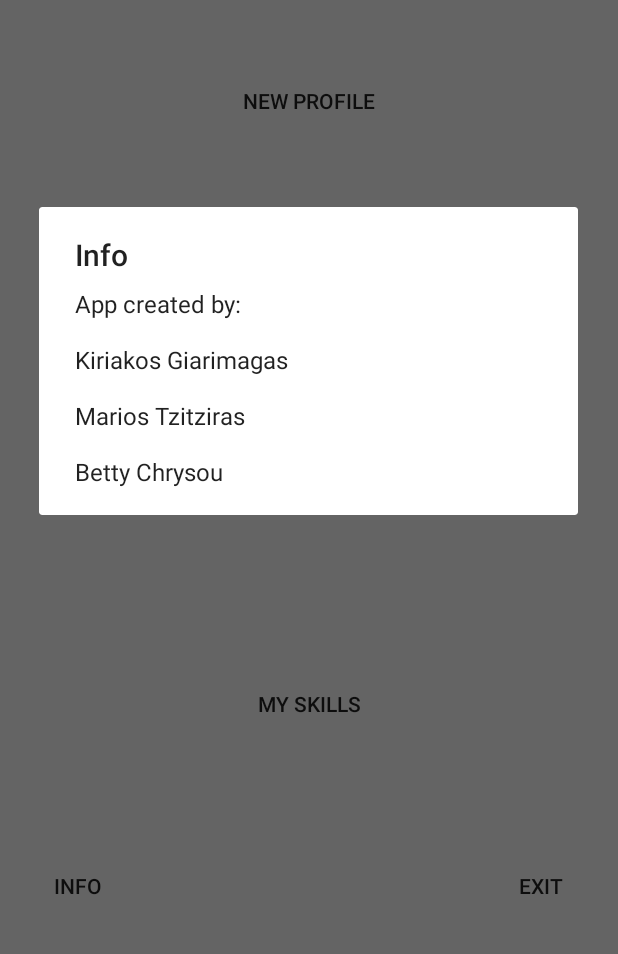
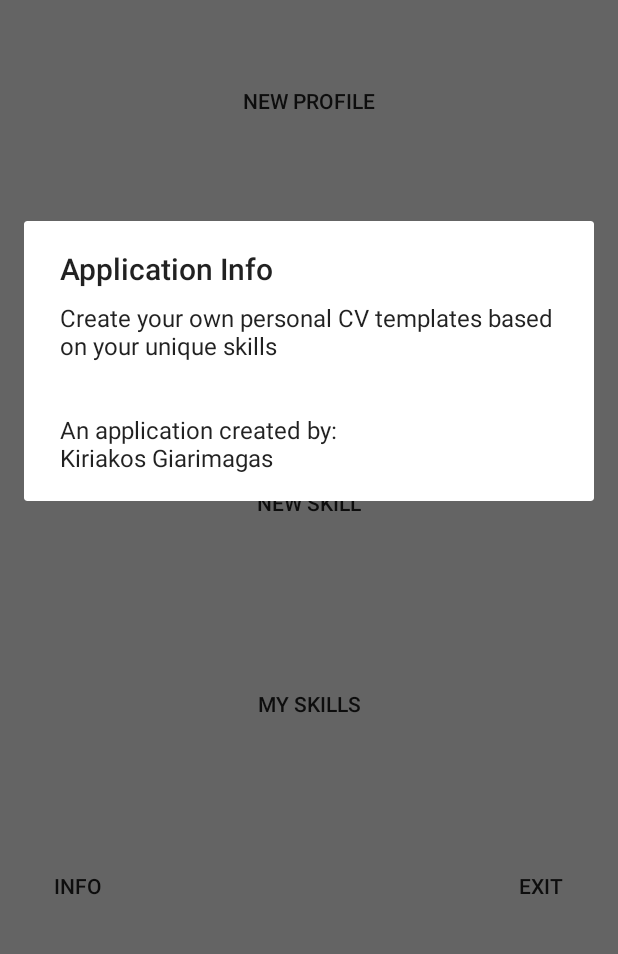
Before and after one commit to kgiarima/myCVtracker, an Android app: the screen it shows after launch (MainActivity), after a tap on "INFO", on a phone screen of 412 x 824 dp, the part 257-1211 px from its top. Run offline under Robolectric (Android 15) with nearby library versions, the phone set to English and light mode, and no system bars.

Commit message:
fix profile settings being reset after adding/loading skills

```diff
--- a/app/src/main/java/com/example/mycvtracker/CreateProfile.java
+++ b/app/src/main/java/com/example/mycvtracker/CreateProfile.java
@@ -63,6 +63,12 @@ public class CreateProfile extends AppCompatActivity {
         emailText = findViewById(R.id.email);
         phoneText = findViewById(R.id.phone);
         birthdayText = findViewById(R.id.birthday);
+
+        profileTitleText.setText(profileName);
+        fnameText.setText(fname);
+        emailText.setText(email);
+        phoneText.setText(phone);
+        birthdayText.setText(birthday);
 
         summaryLL = findViewById(R.id.summaryLL);
         coreCompetenciesLL = findViewById(R.id.coreCompetenciesLL);
--- a/app/src/main/java/com/example/mycvtracker/DBHandler.java
+++ b/app/src/main/java/com/example/mycvtracker/DBHandler.java
@@ -240,9 +240,9 @@ public class DBHandler extends SQLiteOpenHelper {
         return result;
     }
 
-    public boolean updateProfile(String oldProfile, String profile, String fname, String email,String phone,String birthday) {
+    public boolean updateProfile(String profile, String fname, String email,String phone,String birthday) {
         boolean result = false;
-        String query = "SELECT * FROM " + TABLE_PROFILES + " WHERE " + COLUMN_PROFILE + " = '" + oldProfile + "'";
+        String query = "SELECT * FROM " + TABLE_PROFILES + " WHERE " + COLUMN_PROFILE + " = '" + profile + "'";
         SQLiteDatabase db = this.getWritableDatabase();
         Cursor cursor = db.rawQuery(query, null);
         if (cursor.moveToFirst()) {
--- a/app/src/main/java/com/example/mycvtracker/MainActivity.java
+++ b/app/src/main/java/com/example/mycvtracker/MainActivity.java
@@ -15,41 +15,42 @@ public class MainActivity extends AppCompatActivity {
         setContentView(R.layout.activity_main);
     }
 
+    // create a new profile template
     public void createProfile(View view) {
         Intent intent = new Intent(MainActivity.this, CreateProfile.class);
         startActivity(intent);
     }
 
+    // load existing profile templates
     public void loadProfiles(View view) {
         Intent intent = new Intent(MainActivity.this, SelectProfile.class);
         startActivity(intent);
     }
 
+    // create a new skill
     public void createSkill(View view) {
         Intent intent = new Intent(MainActivity.this, CreateSkill.class);
         startActivity(intent);
     }
 
+    // load existing skills
     public void loadSkills(View view) {
         Intent intent = new Intent(MainActivity.this, SelectSkill.class);
         intent.putExtra("returnSkill", false);
         startActivity(intent);
     }
 
+    // show some info about the app
     public void showInfo(View view) {
-        String info = "App created by:\n\nKiriakos Giarimagas\n\nMarios Tzitziras\n\nBetty Chrysou";
-        showMessage("Info",info);
+        String message = "Create your own personal CV templates based on your unique skills \n\n\nAn application created by:\nKiriakos Giarimagas";
+        AlertDialog.Builder builder = new AlertDialog.Builder(this);
+        builder.setCancelable(true);
+        builder.setTitle("Application Info");
+        builder.setMessage(message);
+        builder.show();
     }
 
     public void exitApp(View view) {
         finish();
     }
-
-    public void showMessage(String title, String message){
-        AlertDialog.Builder builder = new AlertDialog.Builder(this);
-        builder.setCancelable(true);
-        builder.setTitle(title);
-        builder.setMessage(message);
-        builder.show();
-    }
 }
--- a/app/src/main/java/com/example/mycvtracker/SelectSkill.java
+++ b/app/src/main/java/com/example/mycvtracker/SelectSkill.java
@@ -2,7 +2,6 @@ package com.example.mycvtracker;
 
 import android.content.Intent;
 import android.database.Cursor;
-import android.graphics.Color;
 import android.os.Bundle;
 import android.view.LayoutInflater;
 import android.view.View;
@@ -98,9 +97,8 @@ public class SelectSkill extends AppCompatActivity {
                     sumView.findViewById(R.id.skillBtn).setOnClickListener(new View.OnClickListener() {
                         @Override
                         public void onClick(View v) {
-
                             if (returnSkill) {
-//                                skillBtn.setTextColor(Color.RED);
+                                Toast.makeText(SelectSkill.this,"Skill : "+btnTitle+" is selected",Toast.LENGTH_SHORT).show();
                                 selectedSkill = btnTitle;
                                 selectedSkillBtn = skillBtn;
                                 selectSkillBtn.setVisibility(View.VISIBLE);
```
Also changed, not shown: app/src/main/java/com/example/mycvtracker/LoadProfile.java (+26 -16 lines).
